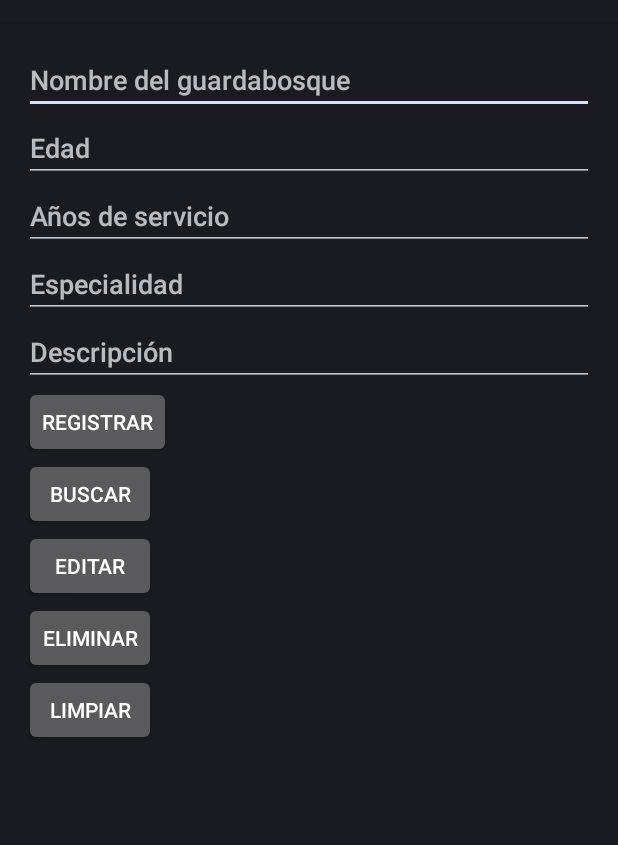
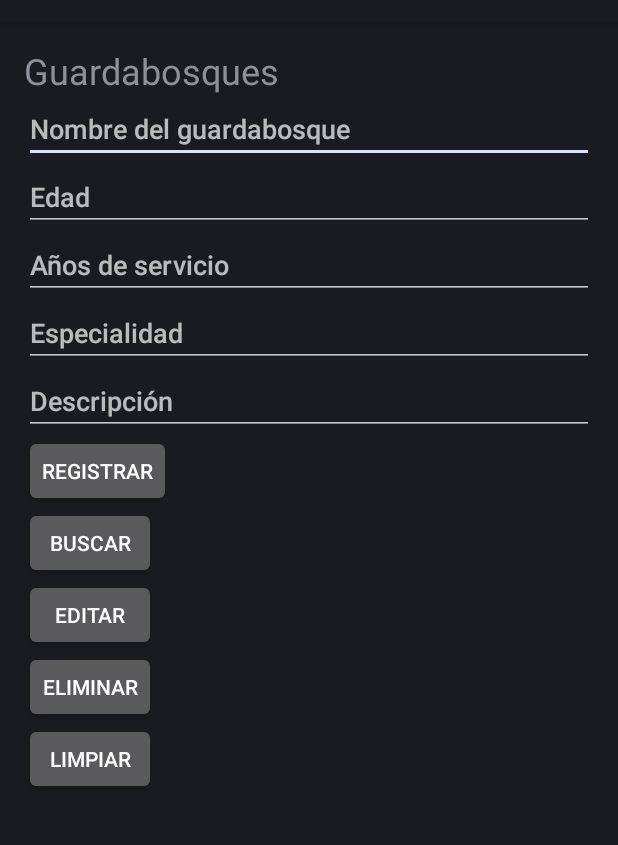
Before and after one commit to JesusLopez28/AlmacenamientoSQLite, an Android app: the fragment GuardabosquesFragment shown on its own in the app's theme, on a phone screen of 412 x 824 dp, the part 62-907 px from its top. Run offline under Robolectric (Android 15) with nearby library versions, the phone set to English and light mode, and no system bars.

Commit message:
Final commit

```diff
--- a/app/src/main/res/layout/fragment_guardabosques.xml
+++ b/app/src/main/res/layout/fragment_guardabosques.xml
@@ -4,6 +4,13 @@
     android:layout_height="match_parent"
     android:orientation="vertical"
     android:padding="16dp">
+
+    <TextView
+        android:id="@+id/tvTitle"
+        android:layout_width="wrap_content"
+        android:layout_height="wrap_content"
+        android:text="@string/guardabosques"
+        android:textSize="24sp" />
 
     <EditText
         android:id="@+id/editTextGuardabosqueNombre"
```
Also changed, not shown: app/src/main/res/layout/fragment_parques.xml (+7 -0 lines).
